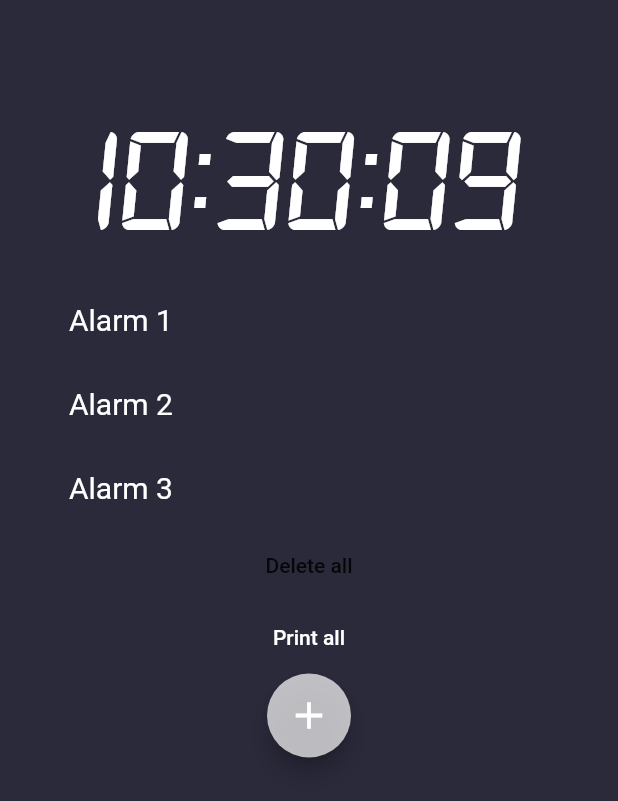
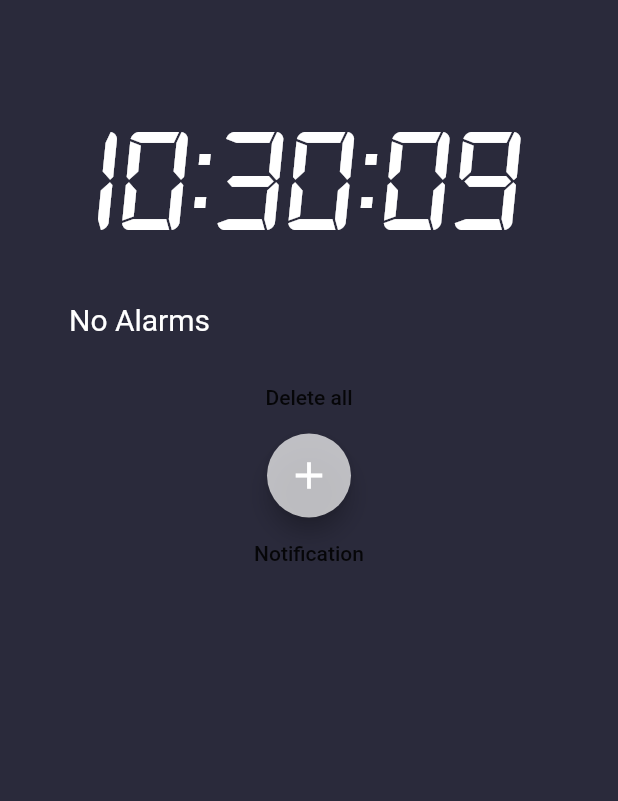
Before and after one commit to adianbu/sasageyo_alarm_app, a Flutter app: the screen it shows after launch, after a tap on "Delete all", on a phone screen of 412 x 824 dp. Shown: the top 801 px of the screen. Run offline on Flutter 3.47's test engine with Material 2 defaults, Android fonts, the light colour scheme and no system bars; our stand-ins replace custom_radio_grouped_button, flutter_local_notifications, sqflite; accounts and stored records are empty.

Commit message:
db done only notifications and ui left

```diff
--- a/lib/main.dart
+++ b/lib/main.dart
@@ -1,11 +1,33 @@
 import 'package:sasageyo/alarm.dart';
 import 'package:sasageyo/ringtone.dart';
+import 'package:sasageyo/utils/clientModel.dart';
 import 'package:sasageyo/utils/database.dart';
 import 'package:flutter/material.dart';
 import 'dart:async';
 import 'package:intl/intl.dart';
+import 'package:sqflite/sqflite.dart';
+import 'package:flutter_local_notifications/flutter_local_notifications.dart';
 
-void main() {
+final FlutterLocalNotificationsPlugin flutterLocalNotificationsPlugin =
+    FlutterLocalNotificationsPlugin();
+void main() async {
+  WidgetsFlutterBinding.ensureInitialized();
+
+  var initializationSettingsAndroid = AndroidInitializationSettings('clock');
+  var initializationSettingsIOS = IOSInitializationSettings(
+      requestAlertPermission: true,
+      requestBadgePermission: true,
+      requestSoundPermission: true,
+      onDidReceiveLocalNotification:
+          (int id, String title, String body, String payload) async {});
+  var initializationSettings = InitializationSettings(
+      android: initializationSettingsAndroid, iOS: initializationSettingsIOS);
+  await flutterLocalNotificationsPlugin.initialize(initializationSettings,
+      onSelectNotification: (String payload) async {
+    if (payload != null) {
+      debugPrint('notification payload: ' + payload);
+    }
+  });
   runApp(MaterialApp(
     routes: {
       '/time': (context) => TimeOfDays(),
@@ -27,7 +49,11 @@ class TimeOfDays extends StatefulWidget {
 }
 
 class _TimeOfDaysState extends State<TimeOfDays> {
-  var c;
+  // var c;
+  Map<String, String> newuser = {};
+
+  var _alarms;
+  // DBProvider data = new DBProvider.db();
 
   @override
   void initState() {
@@ -35,6 +61,12 @@ class _TimeOfDaysState extends State<TimeOfDays> {
       setState(() {});
     });
     super.initState();
+  }
+
+  get() async {
+    var data = await DBProvider.db.getAllClients();
+    _alarms = data;
+    return data;
   }
 
   String _timeString;
@@ -52,77 +84,105 @@ class _TimeOfDaysState extends State<TimeOfDays> {
     });
   }
 
-  void getSecond() {
-    var d = DateFormat('k k:mm:ss').format(DateTime.now()).toString();
+  Widget alarm() {
+    return FutureBuilder(
+        future: _alarms,
+        builder: (BuildContext context, snapshot) {
+          // if (snapshot.data.length == 0) {
+          //   print("No elements in db");
+          //   return Container(
+          //     child: Text("No alarm"),
+          //   );
+          // }
+          if (snapshot.hasData) {
+            return ListTile(
+              title: Text(snapshot.data[0].label),
+            );
+          } else {
+            if (snapshot.hasError) {
+              print(snapshot.error);
+            }
+            return Container(
+              child: Text("No alarm"),
+            );
+          }
+
+          // print(index.data);
+        });
   }
 
   Widget alarmList() {
+    get();
     return Column(
       children: [
-        ListTile(
-          title: Text("Alarm 1",
+        _alarms != null
+            ? (_alarms.length != 0
+                ? (ListTile(
+                    title: Text("Alarm set at 4:20",
                         style: TextStyle(fontSize: 20, color: Colors.white)),
-          // subtitle: Text("1 minute"),
                     onTap: () {
                       print("Tapped 1");
                     },
-        ),
-        ListTile(
-          title: Text("Alarm 2",
+                  ))
+                : (ListTile(
+                    title: Text("No Alarms",
                         style: TextStyle(fontSize: 20, color: Colors.white)),
-          // subtitle: Text("Sasageyo"),
                     onTap: () {
                       print("Tapped 1");
                     },
-        ),
-        ListTile(
-          title: Text("Alarm 3",
-              style: TextStyle(fontSize: 20, color: Colors.white)),
-          // subtitle: Text("Wake up"),
-          onTap: () {
-            print("Tapped 1");
-          },
-        ),
-        // ListView.builder(
-        //   itemCount: c.length,
-        //   itemBuilder: (BuildContext context, index) {
-        //     return ListTile(
-        //       title: Text(c[index].title),
-        //     );
-        //   },
-        // )
+                  )))
+            : Container()
       ],
     );
   }
 
-  // Widget check() {
-  //   return Column(
-  //     children: [Text(DBProvider.db.getClient(1))],
-  //   );
-  // }
-
   Widget del() {
+    var d;
     return MaterialButton(
         child: Text("Delete all"),
-        onPressed: () {
+        onPressed: () async {
+          d = await DBProvider.db.getAllClients();
+          if (d.length == 0) {
+            print("No items to be deleted");
+          } else {
             DBProvider.db.deleteAll();
             print(Text("All deleted"));
+          }
         });
   }
 
   Widget getAll() {
+    var e;
     return MaterialButton(
         child: Text(
           "Print all",
           style: TextStyle(color: Colors.white),
         ),
         onPressed: () async {
-          c = await DBProvider.db.getAllClients();
+          e = await DBProvider.db.getAllClients();
+          if (e.length != 0) {
+            print(DBProvider.db.getAllClients());
+            print("Time is" + e[0].time);
+            print(e[0].label);
+          } else {
+            print('No items in db');
+          }
+        });
+  }
 
-          print(DBProvider.db.getAllClients());
-          print(c[0].time);
-          print(c[0].label);
-        });
+  showNotification() async {
+    var androidDetails = AndroidNotificationDetails(
+        'Channel ID', 'Adithya Anbu', 'my channel',
+        importance: Importance.max);
+    var iosDetails = IOSNotificationDetails(
+        presentAlert: true,
+        presentBadge: true,
+        presentSound: true);
+
+    var generalNotifications =
+        NotificationDetails(android: androidDetails, iOS: iosDetails);
+    await flutterLocalNotificationsPlugin.show(
+        0, "title", "body", generalNotifications);
   }
 
   @override
@@ -146,7 +206,7 @@ class _TimeOfDaysState extends State<TimeOfDays> {
             ),
             alarmList(),
             del(),
-            getAll(),
+            // getAll(),
             FloatingActionButton(
                 backgroundColor: Colors.white70,
                 child: Icon(
@@ -158,7 +218,11 @@ class _TimeOfDaysState extends State<TimeOfDays> {
                     context,
                     '/alarm',
                   );
-                })
+                }),
+            MaterialButton(
+              onPressed: showNotification,
+              child: Text("Notification"),
+            )
           ],
         ),
       ),
```
Also changed, not shown: lib/alarm.dart (+13 -10 lines), lib/reference.dart (deleted, +0 -68 lines), lib/utils/database.dart (+29 -0 lines), 2 other files. Lines whose indentation alone changed are shown as unchanged.
